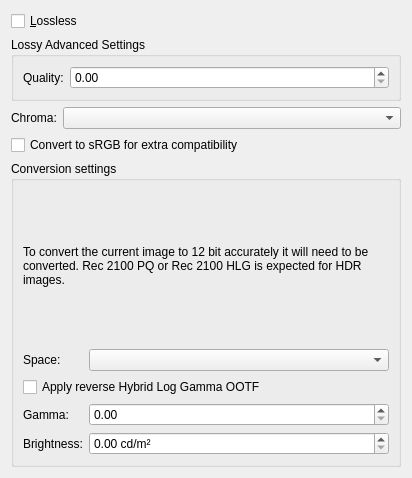
Old version of the form plugins/impex/heif/WdgHeifExport.ui in the repository KDE/krita.
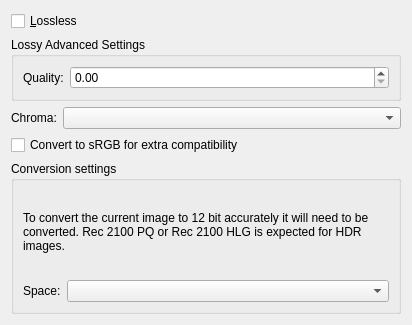
New version of the form. Custom widgets are drawn as their Qt base class.

Commit message:
Remove HLG OOTF options from heif and jpegxl.
Right now, we hardcode a multiplier for HLG that assumes that
diffuse white is at 75% hlg signal. This is standard, and the multiplier
functions as a replacement for the OOTF.

The code path still remains, partially because the templates are
hard to modify, but also we might to reenable it in the future.

```diff
--- a/plugins/impex/heif/WdgHeifExport.ui
+++ b/plugins/impex/heif/WdgHeifExport.ui
@@ -11,7 +11,7 @@
     <x>0</x>
     <y>0</y>
     <width>412</width>
-    <height>478</height>
+    <height>319</height>
    </rect>
   </property>
   <layout class="QFormLayout" name="formLayout_2">
@@ -83,56 +83,6 @@
       <item row="1" column="1">
        <widget class="QComboBox" name="cmbConversionPolicy"/>
       </item>
-      <item row="3" column="0">
-       <widget class="QLabel" name="label_3">
-        <property name="text">
-         <string>Gamma:</string>
-        </property>
-       </widget>
-      </item>
-      <item row="3" column="1">
-       <widget class="QDoubleSpinBox" name="spnGamma">
-        <property name="toolTip">
-         <string>&lt;html&gt;&lt;head/&gt;&lt;body&gt;&lt;p&gt;Display gamma. By default this is 1.2 for converting from PQ.&lt;/p&gt;&lt;/body&gt;&lt;/html&gt;</string>
-        </property>
-        <property name="maximum">
-         <double>3.000000000000000</double>
-        </property>
-       </widget>
-      </item>
-      <item row="4" column="0">
-       <widget class="QLabel" name="label_2">
-        <property name="text">
-         <string>Brightness:</string>
-        </property>
-       </widget>
-      </item>
-      <item row="4" column="1">
-       <widget class="QDoubleSpinBox" name="spnNits">
-        <property name="toolTip">
-         <string>&lt;html&gt;&lt;head/&gt;&lt;body&gt;&lt;p&gt;The display brightness in nits. By default this is set to 1000 for converting from PQ.&lt;/p&gt;&lt;/body&gt;&lt;/html&gt;</string>
-        </property>
-        <property name="suffix">
-         <string> cd/m²</string>
-        </property>
-        <property name="maximum">
-         <double>100000.000000000000000</double>
-        </property>
-        <property name="value">
-         <double>0.000000000000000</double>
-        </property>
-       </widget>
-      </item>
-      <item row="2" column="0" colspan="2">
-       <widget class="QCheckBox" name="chkHLGOOTF">
-        <property name="toolTip">
-         <string>&lt;html&gt;&lt;head/&gt;&lt;body&gt;&lt;p&gt;Hybrid Log Gamma needs an extra conversion step in between, as Krita currently cannot send HLG data directly to the display. Therefore we apply the HLG opto-optical curve to convert from display to scene linear.&lt;/p&gt;&lt;/body&gt;&lt;/html&gt;</string>
-        </property>
-        <property name="text">
-         <string>Apply reverse Hybrid Log Gamma OOTF</string>
-        </property>
-       </widget>
-      </item>
      </layout>
     </widget>
    </item>
```
Left out of the diff: 2 changed lines with no effect on the pictures. The commit also changes 17 other files.
